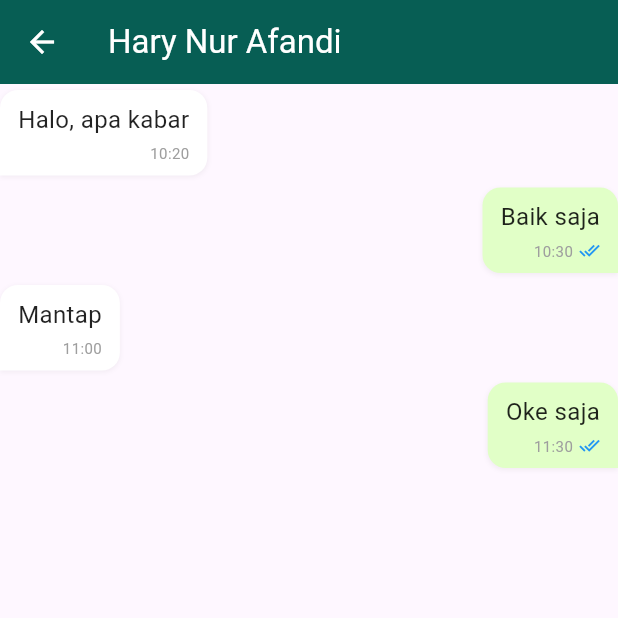
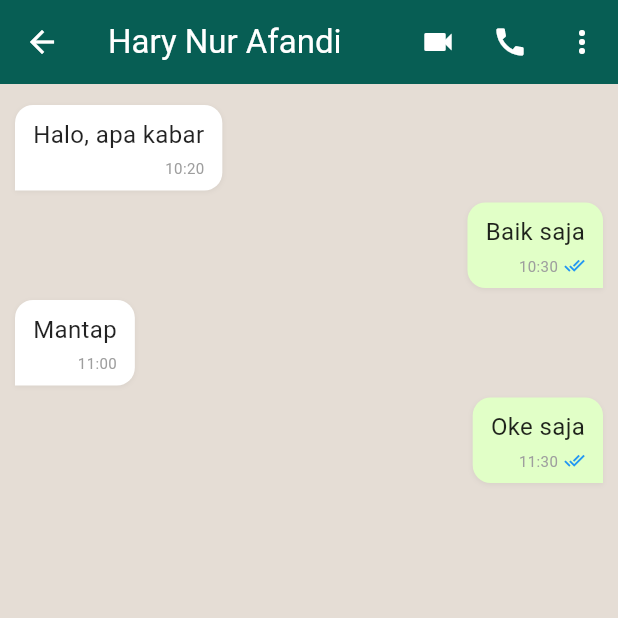
Before and after one commit to harynurafandi/flutter_ui, a Flutter app: the screen it shows after launch, after a tap on an icon or button, on a phone screen of 412 x 824 dp, the top half of it. Run offline on Flutter 3.47's test engine with Material 3 defaults, Android fonts, the phone set to English and light mode, and no system bars.

Commit message:
Fix: Memperbaiki navigasi TabBar pada ChatListScreen agar sesuai UI WhatsApp

```diff
--- a/lib/pages/chat_list_screen.dart
+++ b/lib/pages/chat_list_screen.dart
@@ -1,29 +1,46 @@
 import 'package:flutter/material.dart';
 import 'chat_room_screen.dart';
-import '../widgets/chat_item.dart'; // Pastikan nama foldernya 'widget' atau 'widgets' sesuai milikmu
+import '../widgets/chat_item.dart'; // Sesuaikan folder 'widget'/'widgets'
 
 class ChatListScreen extends StatelessWidget {
   const ChatListScreen({super.key});
 
   @override
   Widget build(BuildContext context) {
-    // Data list chat (jangan pakai ...)
     final List<Map<String, dynamic>> chatList = [
       {'name': 'Hary Nur Afandi', 'lastMessage': 'oke saja', 'time': '11:30', 'unread': 1},
       {'name': 'Budi Santoso', 'lastMessage': 'oke siap!!', 'time': '10:30', 'unread': 0},
       {'name': 'Andi Pratama', 'lastMessage': 'Pesan telah dihapus', 'time': 'Kemarin', 'unread': 0},
     ];
 
-    return Scaffold(
+    // DefaultTabController wajib ada untuk membuat TabBar
+    return DefaultTabController(
+      length: 3, // Jumlah tab (Chats, Status, Calls)
+      child: Scaffold(
         appBar: AppBar(
-        title: const Text('WhatsApp', style: TextStyle(fontWeight: FontWeight.bold)),
+          backgroundColor: const Color(0xFF075E54), // Warna khas WA
+          title: const Text('WhatsApp', style: TextStyle(color: Colors.white, fontWeight: FontWeight.bold)),
           actions: [
-          IconButton(icon: const Icon(Icons.camera_alt_outlined), onPressed: () {}),
-          IconButton(icon: const Icon(Icons.search), onPressed: () {}),
-          IconButton(icon: const Icon(Icons.more_vert), onPressed: () {}),
+            IconButton(icon: const Icon(Icons.camera_alt_outlined, color: Colors.white), onPressed: () {}),
+            IconButton(icon: const Icon(Icons.search, color: Colors.white), onPressed: () {}),
+            IconButton(icon: const Icon(Icons.more_vert, color: Colors.white), onPressed: () {}),
+          ],
+          // Ini bagian TabBar yang hilang tadi:
+          bottom: const TabBar(
+            labelColor: Colors.white,
+            unselectedLabelColor: Colors.white70,
+            indicatorColor: Colors.white,
+            tabs: [
+              Tab(text: 'CHATS'),
+              Tab(text: 'STATUS'),
+              Tab(text: 'CALLS'),
             ],
           ),
-      body: ListView.separated(
+        ),
+        body: TabBarView(
+          children: [
+            // Isi Tab 1: Chats
+            ListView.separated(
               itemCount: chatList.length,
               separatorBuilder: (context, index) => const Divider(indent: 72),
               itemBuilder: (context, index) {
@@ -39,6 +56,12 @@ class ChatListScreen extends StatelessWidget {
                 );
               },
             ),
+            // Isi Tab 2: Status
+            const Center(child: Text("Halaman Status")),
+            // Isi Tab 3: Calls
+            const Center(child: Text("Halaman Calls")),
+          ],
+        ),
         bottomNavigationBar: BottomNavigationBar(
           type: BottomNavigationBarType.fixed,
           selectedItemColor: const Color(0xFF075E54),
@@ -51,6 +74,7 @@ class ChatListScreen extends StatelessWidget {
             BottomNavigationBarItem(icon: Icon(Icons.person_outline), label: 'Me'),
           ],
         ),
+      ),
     );
   }
 }
--- a/lib/pages/chat_room_screen.dart
+++ b/lib/pages/chat_room_screen.dart
@@ -1,5 +1,5 @@
 import 'package:flutter/material.dart';
-import '../widgets/chat_buble.dart'; // Pastikan nama filenya sesuai dengan yang ada di folder 'widget'
+import '../widgets/chat_buble.dart'; // Sesuaikan folder 'widget' atau 'widgets'
 
 class ChatRoomScreen extends StatelessWidget {
   final String name;
@@ -15,19 +15,41 @@ class ChatRoomScreen extends StatelessWidget {
     ];
 
     return Scaffold(
-      appBar: AppBar(title: Text(name)), // AppBar sederhana dulu agar fokus ke isi
-      body: Column(
+      appBar: AppBar(
+        backgroundColor: const Color(0xFF075E54), // Warna khas WA
+        title: Text(name, style: const TextStyle(color: Colors.white)),
+        actions: [
+          // Tambahkan tombol di sini:
+          IconButton(
+            icon: const Icon(Icons.videocam, color: Colors.white),
+            onPressed: () {},
+          ),
+          IconButton(
+            icon: const Icon(Icons.call, color: Colors.white),
+            onPressed: () {},
+          ),
+          IconButton(
+            icon: const Icon(Icons.more_vert, color: Colors.white),
+            onPressed: () {},
+          ),
+        ],
+      ),
+      body: Container(
+        color: const Color(0xFFE5DDD5), // Warna latar belakang chat WA
+        child: Column(
           children: [
             Expanded(
               child: ListView.builder(
+                padding: const EdgeInsets.all(10),
                 itemCount: messages.length,
                 itemBuilder: (context, index) {
-                // Memanggil widget ChatBubble yang sudah dibuat
                   return ChatBubble(msg: messages[index]);
                 },
               ),
             ),
+            // Opsional: Tambahkan input pesan di bawah sini kalau mau
           ],
+        ),
       ),
     );
   }
```
Lines whose indentation alone changed are shown as unchanged.
